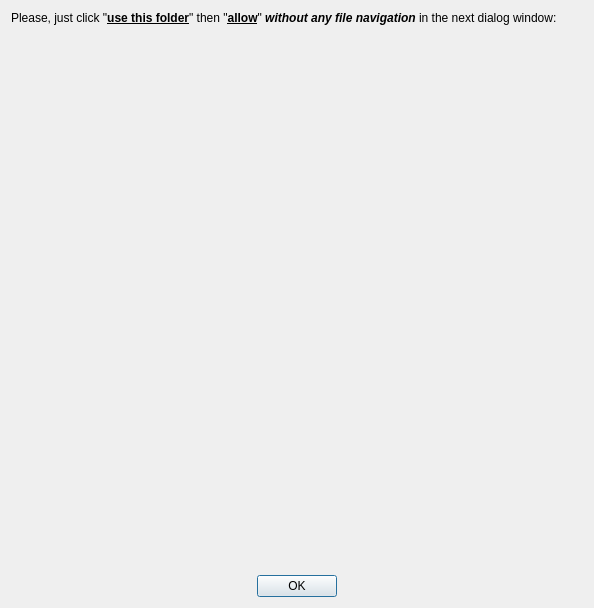
Qt form safaccessdialog.ui (salieff/es_mod_installer) before a commit.
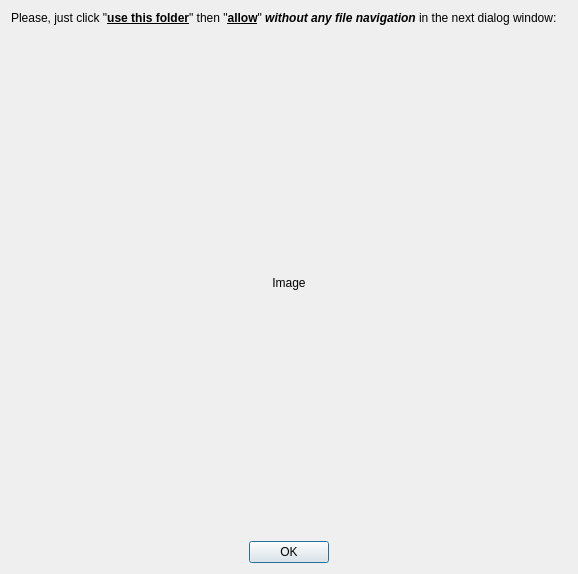
The same form after that commit. Icons and pictures are not drawn.

```diff
--- a/safaccessdialog.ui
+++ b/safaccessdialog.ui
@@ -6,89 +6,36 @@
    <rect>
     <x>0</x>
     <y>0</y>
-    <width>594</width>
-    <height>608</height>
+    <width>578</width>
+    <height>574</height>
    </rect>
   </property>
   <property name="windowTitle">
    <string>Dialog</string>
   </property>
-  <layout class="QVBoxLayout" name="verticalLayout">
+  <layout class="QVBoxLayout" name="verticalLayout" stretch="0,1,0">
    <item>
     <widget class="QLabel" name="label_2">
      <property name="text">
       <string>&lt;html&gt;&lt;head/&gt;&lt;body&gt;&lt;p&gt;Please, just click &amp;quot;&lt;span style=&quot; font-weight:700; text-decoration: underline;&quot;&gt;use this folder&lt;/span&gt;&amp;quot; then &amp;quot;&lt;span style=&quot; font-weight:700; text-decoration: underline;&quot;&gt;allow&lt;/span&gt;&amp;quot; &lt;span style=&quot; font-weight:700; font-style:italic;&quot;&gt;without any file navigation&lt;/span&gt; in the next dialog window:&lt;/p&gt;&lt;/body&gt;&lt;/html&gt;</string>
      </property>
+     <property name="alignment">
+      <set>Qt::AlignBottom|Qt::AlignLeading|Qt::AlignLeft</set>
+     </property>
      <property name="wordWrap">
       <bool>true</bool>
      </property>
     </widget>
    </item>
    <item>
-    <spacer name="verticalSpacer_2">
-     <property name="orientation">
-      <enum>Qt::Vertical</enum>
+    <widget class="QLabel" name="imageLabel">
+     <property name="text">
+      <string>Image</string>
      </property>
-     <property name="sizeHint" stdset="0">
-      <size>
-       <width>20</width>
-       <height>1</height>
-      </size>
+     <property name="alignment">
+      <set>Qt::AlignCenter</set>
      </property>
-    </spacer>
-   </item>
-   <item>
-    <layout class="QHBoxLayout" name="horizontalLayout">
-     <item>
-      <spacer name="horizontalSpacer">
-       <property name="orientation">
-        <enum>Qt::Horizontal</enum>
-       </property>
-       <property name="sizeHint" stdset="0">
-        <size>
-         <width>1</width>
-         <height>20</height>
-        </size>
-       </property>
-      </spacer>
-     </item>
-     <item>
-      <widget class="QLabel" name="label">
-       <property name="pixmap">
-        <pixmap resource="qml.qrc">:/icons/saf_access_request.png</pixmap>
-       </property>
-       <property name="alignment">
-        <set>Qt::AlignCenter</set>
-       </property>
-      </widget>
-     </item>
-     <item>
-      <spacer name="horizontalSpacer_2">
-       <property name="orientation">
-        <enum>Qt::Horizontal</enum>
-       </property>
-       <property name="sizeHint" stdset="0">
-        <size>
-         <width>1</width>
-         <height>20</height>
-        </size>
-       </property>
-      </spacer>
-     </item>
-    </layout>
-   </item>
-   <item>
-    <spacer name="verticalSpacer">
-     <property name="orientation">
-      <enum>Qt::Vertical</enum>
-     </property>
-     <property name="sizeHint" stdset="0">
-      <size>
-       <width>20</width>
-       <height>1</height>
-      </size>
-     </property>
-    </spacer>
+    </widget>
    </item>
    <item>
     <widget class="QDialogButtonBox" name="buttonBox">
```
Left out of the diff: 6 changed lines with no effect on the pictures.
